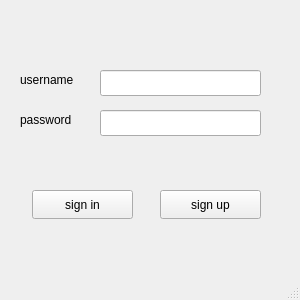
Above: mainwindow.ui from annishelion/ap-projet before the change. Below: the same form after it.
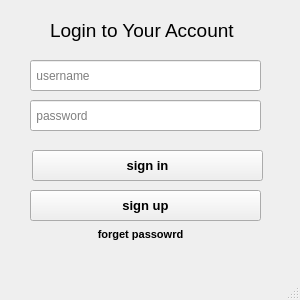
That is the form after the change.

The edit to the form file:
```diff
--- a/mainwindow.ui
+++ b/mainwindow.ui
@@ -32,16 +32,17 @@
    <widget class="QPushButton" name="SignUpBtn">
     <property name="geometry">
      <rect>
-      <x>160</x>
+      <x>30</x>
       <y>190</y>
-      <width>101</width>
-      <height>29</height>
+      <width>231</width>
+      <height>31</height>
      </rect>
     </property>
     <property name="font">
      <font>
+      <pointsize>10</pointsize>
       <italic>false</italic>
-      <bold>false</bold>
+      <bold>true</bold>
       <underline>false</underline>
       <strikeout>false</strikeout>
      </font>
@@ -57,60 +58,108 @@
     <property name="geometry">
      <rect>
       <x>32</x>
-      <y>190</y>
-      <width>101</width>
-      <height>29</height>
+      <y>150</y>
+      <width>231</width>
+      <height>31</height>
      </rect>
     </property>
+    <property name="font">
+     <font>
+      <pointsize>10</pointsize>
+      <bold>true</bold>
+     </font>
+    </property>
+    <property name="cursor">
+     <cursorShape>PointingHandCursor</cursorShape>
+    </property>
     <property name="text">
      <string>sign in</string>
     </property>
    </widget>
-   <widget class="QLabel" name="userName">
-    <property name="geometry">
-     <rect>
-      <x>20</x>
-      <y>70</y>
-      <width>63</width>
-      <height>20</height>
-     </rect>
-    </property>
-    <property name="text">
-     <string>username</string>
-    </property>
-   </widget>
    <widget class="QLabel" name="password">
     <property name="geometry">
      <rect>
-      <x>20</x>
-      <y>110</y>
-      <width>63</width>
-      <height>20</height>
+      <x>50</x>
+      <y>10</y>
+      <width>291</width>
+      <height>41</height>
      </rect>
     </property>
+    <property name="font">
+     <font>
+      <pointsize>14</pointsize>
+     </font>
+    </property>
     <property name="text">
-     <string>password</string>
+     <string>Login to Your Account</string>
     </property>
    </widget>
    <widget class="QLineEdit" name="usernameInput">
     <property name="geometry">
      <rect>
-      <x>100</x>
-      <y>70</y>
-      <width>161</width>
-      <height>26</height>
+      <x>30</x>
+      <y>60</y>
+      <width>231</width>
+      <height>31</height>
      </rect>
     </property>
+    <property name="placeholderText">
+     <string> username</string>
+    </property>
    </widget>
    <widget class="QLineEdit" name="passwordInput">
     <property name="geometry">
      <rect>
-      <x>100</x>
-      <y>110</y>
+      <x>30</x>
+      <y>100</y>
+      <width>231</width>
+      <height>31</height>
+     </rect>
+    </property>
+    <property name="placeholderText">
+     <string> password</string>
+    </property>
+   </widget>
+   <widget class="QPushButton" name="pushButton">
+    <property name="geometry">
+     <rect>
+      <x>60</x>
+      <y>220</y>
       <width>161</width>
-      <height>26</height>
+      <height>29</height>
      </rect>
     </property>
+    <property name="font">
+     <font>
+      <pointsize>8</pointsize>
+      <bold>true</bold>
+      <kerning>true</kerning>
+     </font>
+    </property>
+    <property name="cursor">
+     <cursorShape>PointingHandCursor</cursorShape>
+    </property>
+    <property name="autoFillBackground">
+     <bool>false</bool>
+    </property>
+    <property name="text">
+     <string>forget passowrd</string>
+    </property>
+    <property name="checkable">
+     <bool>false</bool>
+    </property>
+    <property name="autoRepeat">
+     <bool>false</bool>
+    </property>
+    <property name="autoExclusive">
+     <bool>false</bool>
+    </property>
+    <property name="autoDefault">
+     <bool>false</bool>
+    </property>
+    <property name="flat">
+     <bool>true</bool>
+    </property>
    </widget>
   </widget>
   <widget class="QMenuBar" name="menubar">
```
Left out of the diff: 3 changed lines with no effect on the pictures.
